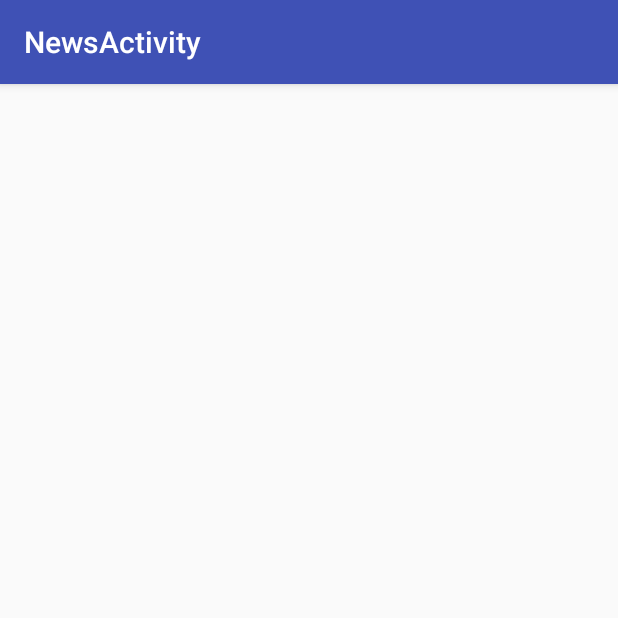
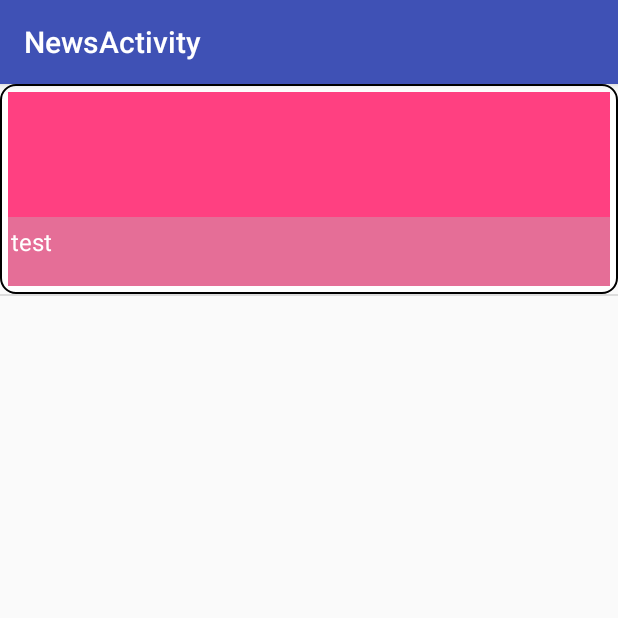
Before and after one commit to lakehubo/Environmental, an Android app: the NewsActivity screen opened directly, with no data from a screen before it, on a phone screen of 412 x 824 dp, the top half of it. Run offline under Robolectric (Android 15) with nearby library versions, the phone set to English and light mode, and no system bars.

```diff
--- a/app/src/main/java/com/environmental/lake/environmental/NewsActivity.java
+++ b/app/src/main/java/com/environmental/lake/environmental/NewsActivity.java
@@ -2,10 +2,18 @@ package com.environmental.lake.environmental;
 
 import android.os.Bundle;
 import android.support.v7.app.AppCompatActivity;
+import android.widget.ImageView;
 import android.widget.ListView;
+
+import com.environmental.lake.adapter.NewsitemAdapter;
+import com.environmental.lake.bean.NewsDatabean;
+
+import java.util.ArrayList;
+import java.util.List;
 
 public class NewsActivity extends AppCompatActivity {
     private ListView news_listview;
+    private List<NewsDatabean> newsDatabeanList;
     private static final String TAG = "NewsActivity";
 
     @Override
@@ -13,6 +21,18 @@ public class NewsActivity extends AppCompatActivity {
         super.onCreate(savedInstanceState);
         setContentView(R.layout.activity_news);
         news_listview=(ListView)findViewById(R.id.news_listview);
-
+        initdata();
+        NewsitemAdapter newsitemAdapter=new NewsitemAdapter(this,newsDatabeanList);
+        news_listview.setAdapter(newsitemAdapter);
+    }
+    private void initdata(){
+        newsDatabeanList=new ArrayList<>();
+        int[] imageViews=new int[2];
+        String[] strings=new String[2];
+        imageViews[0]=R.color.colorAccent;
+        strings[0]="test";
+        imageViews[1]=R.color.color_blue;
+        strings[1]="test2";
+        newsDatabeanList.add(new NewsDatabean(1,imageViews,strings));
     }
 }
```
